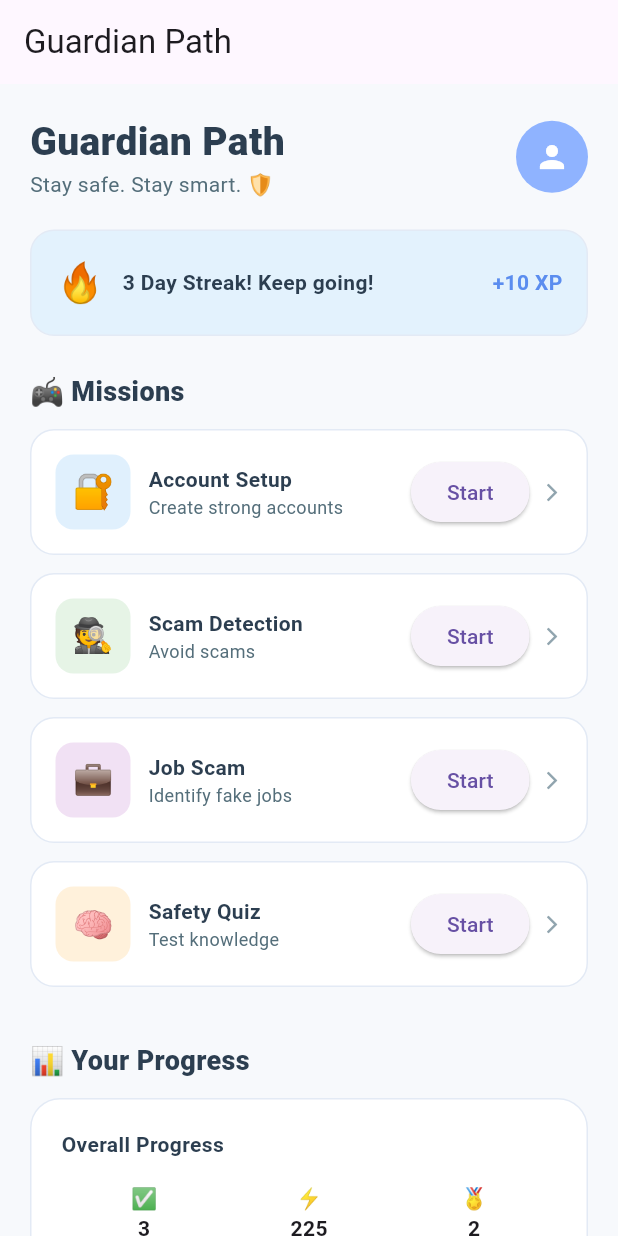
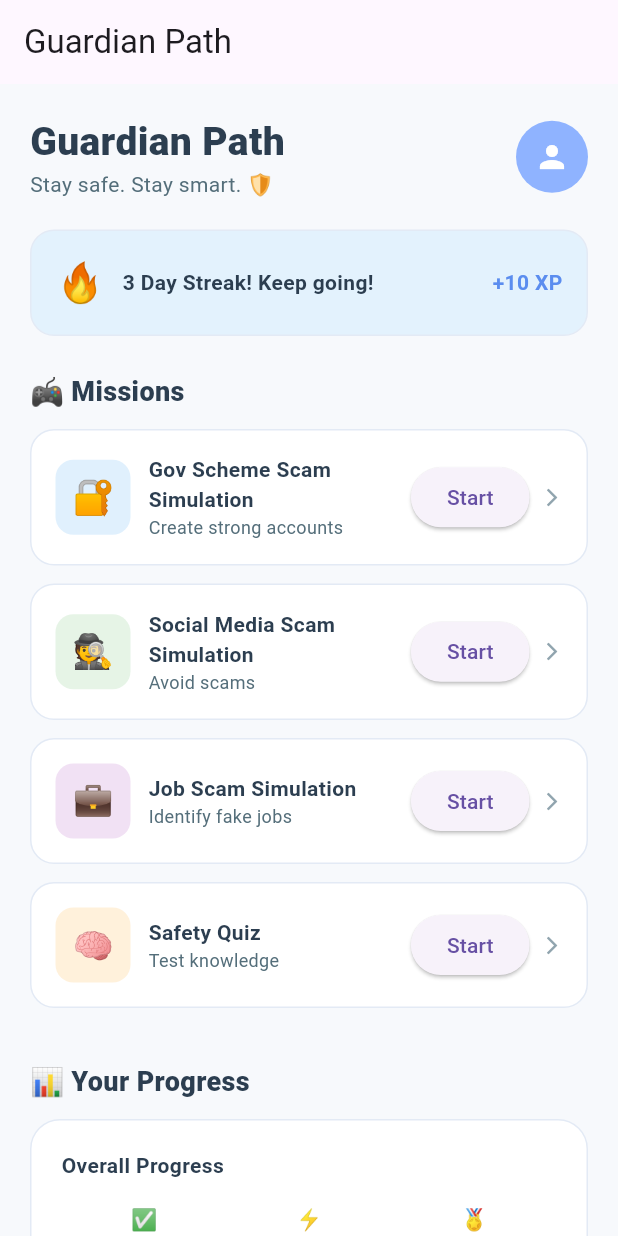
Before and after one commit to aditigurav21/safe-digital-learning, a Flutter app: the screen it shows after launch, on a phone screen of 412 x 824 dp. Run offline on Flutter 3.47's test engine with Material 3 defaults, Android fonts, the phone set to English and light mode, and no system bars; our stand-ins replace audioplayers, shared_preferences.

Commit message:
conflict/ errors solved of whole app integration just gov-scheme ui intg remaining

```diff
--- a/lib/features/home/home_screen.dart
+++ b/lib/features/home/home_screen.dart
@@ -27,10 +27,10 @@ class HomeScreen extends StatelessWidget {
               const SizedBox(height: 12),
               _buildProgressCard(context),
 
-              const SizedBox(height: 24),
-              _buildSectionTitle('⚡ Quick Actions'),
-              const SizedBox(height: 12),
-              _buildExtraButtons(context),
+              // const SizedBox(height: 24),
+              // _buildSectionTitle('⚡ Quick Actions'),
+              // const SizedBox(height: 12),
+              // _buildExtraButtons(context),
 
               const SizedBox(height: 32),
             ],
@@ -128,21 +128,21 @@ class HomeScreen extends StatelessWidget {
     final missions = [
       _MissionData(
         icon: '🔐',
-        title: 'Account Setup',
+        title: 'Gov Scheme Scam Simulation',
         description: 'Create strong accounts',
         color: AppColors.level1,
-        route: '/create-account',
+        route: '/sim1-intro',
       ),
       _MissionData(
         icon: '🕵️',
-        title: 'Scam Detection',
+        title: 'Social Media Scam Simulation',
         description: 'Avoid scams',
         color: AppColors.level2,
         route: '/sim2-intro',
       ),
       _MissionData(
         icon: '💼',
-        title: 'Job Scam',
+        title: 'Job Scam Simulation',
         description: 'Identify fake jobs',
         color: AppColors.level4,
         route: '/sim3-intro',
@@ -204,39 +204,39 @@ class HomeScreen extends StatelessWidget {
   }
 
   // ✅ All buttons from other branch preserved here
-  Widget _buildExtraButtons(BuildContext context) {
-    return Padding(
-      padding: const EdgeInsets.symmetric(horizontal: 20),
-      child: Column(
-        children: [
-          ElevatedButton(
-            onPressed: () => Navigator.pushNamed(context, '/create-account'),
-            child: const Text("Simulation 1 (Account Setup)"),
-          ),
-          const SizedBox(height: 10),
-          ElevatedButton(
-            onPressed: () => Navigator.pushNamed(context, '/sim2-intro'),
-            child: const Text("Simulation 2 (Scam Detection)"),
-          ),
-          const SizedBox(height: 10),
-          ElevatedButton(
-            onPressed: () => Navigator.pushNamed(context, '/sim3-intro'),
-            child: const Text("Simulation 3 (Job Scam)"),
-          ),
-          const SizedBox(height: 10),
-          ElevatedButton(
-            onPressed: () => Navigator.pushNamed(context, '/quiz'),
-            child: const Text("Quiz"),
-          ),
-          const SizedBox(height: 10),
-          ElevatedButton(
-            onPressed: () => Navigator.pushNamed(context, '/dashboard'),
-            child: const Text("Dashboard"),
-          ),
-        ],
-      ),
-    );
-  }
+  // Widget _buildExtraButtons(BuildContext context) {
+  //   return Padding(
+  //     padding: const EdgeInsets.symmetric(horizontal: 20),
+  //     child: Column(
+  //       children: [
+  //         ElevatedButton(
+  //           onPressed: () => Navigator.pushNamed(context, '/create-account'),
+  //           child: const Text("Simulation 1 (Account Setup)"),
+  //         ),
+  //         const SizedBox(height: 10),
+  //         ElevatedButton(
+  //           onPressed: () => Navigator.pushNamed(context, '/sim2-intro'),
+  //           child: const Text("Simulation 2 (Scam Detection)"),
+  //         ),
+  //         const SizedBox(height: 10),
+  //         ElevatedButton(
+  //           onPressed: () => Navigator.pushNamed(context, '/sim3-intro'),
+  //           child: const Text("Simulation 3 (Job Scam)"),
+  //         ),
+  //         const SizedBox(height: 10),
+  //         ElevatedButton(
+  //           onPressed: () => Navigator.pushNamed(context, '/quiz'),
+  //           child: const Text("Quiz"),
+  //         ),
+  //         const SizedBox(height: 10),
+  //         ElevatedButton(
+  //           onPressed: () => Navigator.pushNamed(context, '/dashboard'),
+  //           child: const Text("Dashboard"),
+  //         ),
+  //       ],
+  //     ),
+  //   );
+  // }
 }
 
 class _MissionData {
```
